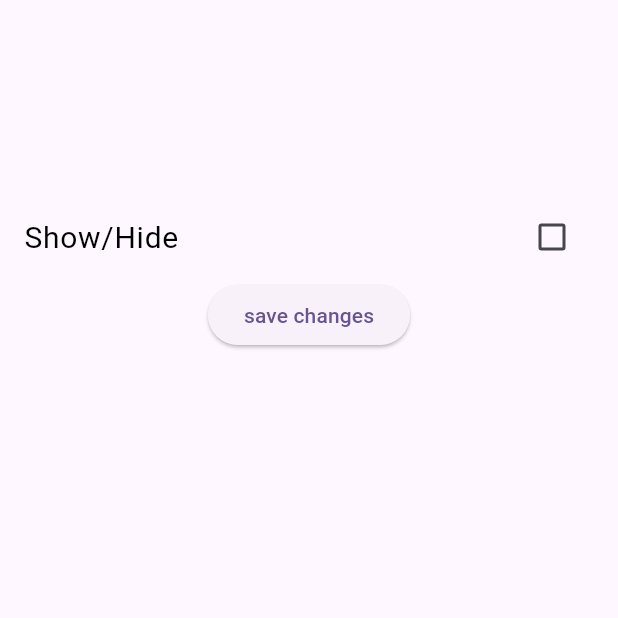
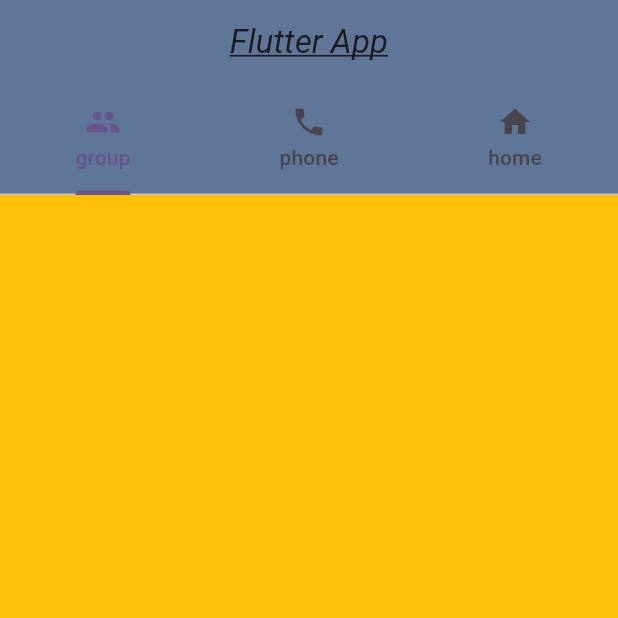
Before and after one commit to MohamedAliShaltoot/Apply-on-widgets, a Flutter app: the screen it shows after launch, on a phone screen of 412 x 824 dp, the top half of it. Run offline on Flutter 3.47's test engine with Material 3 defaults, Android fonts, the phone set to English and light mode, and no system bars.

Commit message:
add TabBar with 3 icons and 3 screens

```diff
--- a/lib/home_screen3.dart
+++ /dev/null
@@ -1,117 +0,0 @@
-import 'package:flutter/material.dart';
-import 'package:shared_preferences/shared_preferences.dart';
-
-class MyhomePage3 extends StatefulWidget {
-  const MyhomePage3({super.key});
-
-  @override
-  State<MyhomePage3> createState() => _MyhomePage3State();
-}
-
-class _MyhomePage3State extends State<MyhomePage3> {
-  bool isChecked = false;
-
-@override
-  void initState() {
-    super.initState();
-    print('gghgh');
-    SharedPreferences.getInstance().then((prefs) {
-      isChecked=prefs.getBool('Checked') ?? false ;
-    });
-  }
-
-  // String selectedValue = '';
-  // List<String> courseNames =['Fluter',"Android","Ios","React Nativ","Xamrin"];
-  // String finalValue='';
-  @override
-  Widget build(BuildContext context) {
-    return Scaffold(
-      body: SafeArea(
-        child: Column(
-          mainAxisAlignment: MainAxisAlignment.start,
-          children: [
-            Visibility(
-              visible: isChecked,
-              maintainAnimation: true,
-              maintainState: true,
-              maintainSize: true,
-              child: Image.asset(
-                'images/انا.jpg',
-                width: MediaQuery.of(context).size.width,
-                height: 110,
-              ),
-            ),
-            const SizedBox(
-              height: 20,
-            ),
-            CheckboxListTile(
-                title: const Text(
-                  "Show/Hide",
-                  style: TextStyle(fontSize: 20, color: Colors.black),
-                ),
-                value: isChecked,
-                onChanged: (value) {
-                  setState(() {
-                    isChecked = value!;
-                  });
-                }),
-
-
-ElevatedButton(onPressed:() async{
-
-
-SharedPreferences prefs = await SharedPreferences.getInstance();
-prefs.setBool('Checked', isChecked);
-}, child: const Text("save changes")),
-
-      ]),
-    ),
-    );
-  }
-}
-/*
-
-RadioListTile<String>(
-              value: 'flutter',
-              groupValue: selectedValue,
-              onChanged: (value) {
-                setState(() {
-                  selectedValue = value!;
-                });
-              },
-              title: const Text('flutter'),
-            ),
-            RadioListTile<String>(
-              value: 'android',
-              groupValue: selectedValue,
-              onChanged: (value) {
-                setState(() {
-                  selectedValue = value!;
-                });
-              },
-              title: const Text('android'),
-            ),
-*/
-
-/*
-           MediaQuery.of(context).size.width
-                }),
-            const Divider(),
-            Column(
-              children:
-                courseNames.map((e) => RadioListTile<String>(title: Text(e),value: e, groupValue: selectedValue, onChanged: (value){
-                  setState(() {
-                  selectedValue = value!;
-                });
-                })).toList()),
-                ElevatedButton(onPressed: (){
-                  setState(() {
-                    selectedValue=finalValue;
-                  });
-
-                }, child: const Text("Get selected Item")),
-                Text(selectedValue),
-
-          ],
-        ),
-*/
--- a/lib/main.dart
+++ b/lib/main.dart
@@ -1,8 +1,15 @@
 import 'package:flutter/material.dart';
+import 'package:flutter_application_2/home_screen2.dart';
+import 'package:flutter_application_2/tabbar.dart';
+//import 'package:flutter_application_2/db/db_helper.dart';
 
-import 'package:flutter_application_2/home_screen3.dart';
 
-void main() {
+void main() async{
+
+  //DbHelper helper = DbHelper();
+// DbHelper.helper.getPath();
+
+
   runApp(const MyApp());
 }
 
@@ -21,7 +28,7 @@ class MyApp extends StatelessWidget {
         useMaterial3: true,
       ),
       // home:  HomeScreen(),
-      home: const MyhomePage3(),
+      home:  const TabBarScreen(),
 
     );
   }
--- /dev/null
+++ b/lib/tabbar.dart
@@ -0,0 +1,38 @@
+import 'package:flutter/material.dart';
+
+class TabBarScreen extends StatelessWidget {
+  const TabBarScreen({super.key});
+
+  @override
+  Widget build(BuildContext context) {
+    return DefaultTabController(
+      length: 3,
+      child: Scaffold(
+        appBar: AppBar(
+          backgroundColor: Color.fromARGB(255, 95, 118, 153),
+          centerTitle: true,
+          title: const Text(
+            "Flutter App",
+            style: TextStyle(
+                fontStyle: FontStyle.italic,
+                decoration: TextDecoration.underline),
+          ),
+          bottom: const TabBar(tabs: [
+
+            Tab(icon: Icon(Icons.group),text: "group",),
+             Tab(icon: Icon(Icons.phone),text: "phone",),
+              Tab(icon: Icon(Icons.home),text: "home",),
+
+          ]),
+        ),
+        body: TabBarView(children: [
+          Container(color: Colors.amber,),
+          Container(color: const Color.fromARGB(255, 35, 31, 18),),
+          Container(color: Color.fromARGB(255, 4, 207, 96),),
+
+        ],),
+
+      ),
+    );
+  }
+}
--- a/pubspec.yaml
+++ b/pubspec.yaml
@@ -32,6 +32,7 @@ dependencies:
   flutter:
     sdk: flutter
   shared_preferences: 2.2.3
+  sqflite: ^2.3.3+1
   url_launcher: ^6.3.0
 
 dev_dependencies:
```
Also changed, not shown: pubspec.lock, 1 other file.
